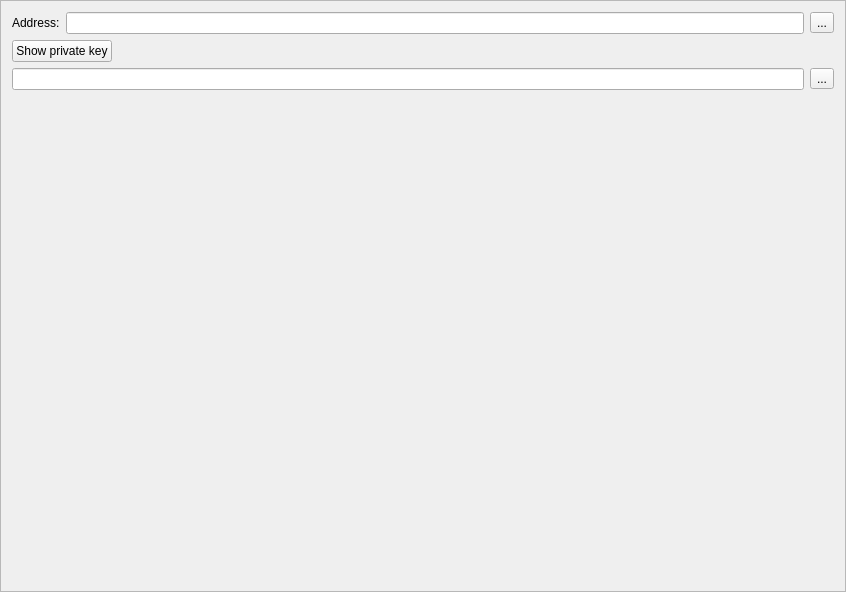
Qt form src/gui/ui/receiveframe.ui (mygirl8893/Catalyst-Classic-3.0.4) before a commit.
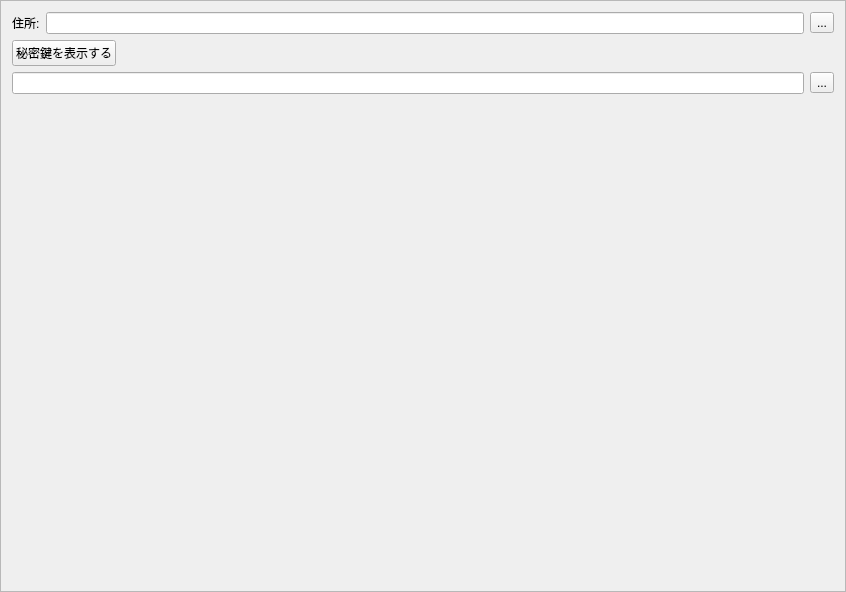
The same form after that commit. Icons and pictures are not drawn. Custom widgets are drawn as their Qt base class.

Patch:
```diff
--- a/src/gui/ui/receiveframe.ui
+++ b/src/gui/ui/receiveframe.ui
@@ -25,7 +25,7 @@
      <item>
       <widget class="QLabel" name="label">
        <property name="text">
-        <string>Address:</string>
+        <string>住所:</string>
        </property>
       </widget>
      </item>
@@ -54,7 +54,7 @@
      <item>
       <widget class="QPushButton" name="m_showKeyButton">
        <property name="text">
-        <string>Show private key</string>
+        <string>秘密鍵を表示する</string>
        </property>
        <property name="checkable">
         <bool>true</bool>
```
